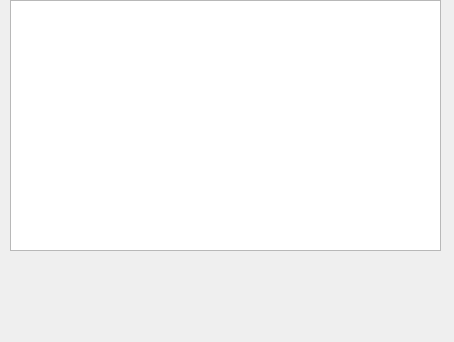
Qt form frontend/kuittiwindow.ui (22kmo-project/group_1) before a commit.
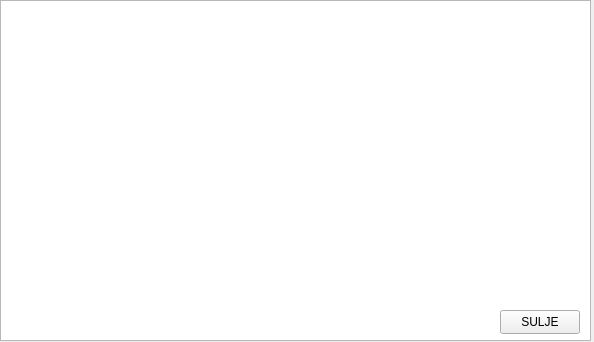
The same form after that commit.

Diff of the .ui file:
```diff
--- a/frontend/kuittiwindow.ui
+++ b/frontend/kuittiwindow.ui
@@ -6,7 +6,7 @@
    <rect>
     <x>0</x>
     <y>0</y>
-    <width>454</width>
+    <width>594</width>
     <height>342</height>
    </rect>
   </property>
@@ -16,11 +16,33 @@
   <widget class="QTableWidget" name="kuittiTable">
    <property name="geometry">
     <rect>
-     <x>10</x>
+     <x>0</x>
      <y>0</y>
-     <width>431</width>
-     <height>251</height>
+     <width>591</width>
+     <height>341</height>
     </rect>
+   </property>
+   <property name="verticalScrollBarPolicy">
+    <enum>Qt::ScrollBarAsNeeded</enum>
+   </property>
+   <property name="horizontalScrollBarPolicy">
+    <enum>Qt::ScrollBarAsNeeded</enum>
+   </property>
+   <property name="sizeAdjustPolicy">
+    <enum>QAbstractScrollArea::AdjustToContents</enum>
+   </property>
+  </widget>
+  <widget class="QPushButton" name="pushButton">
+   <property name="geometry">
+    <rect>
+     <x>500</x>
+     <y>310</y>
+     <width>80</width>
+     <height>24</height>
+    </rect>
+   </property>
+   <property name="text">
+    <string>SULJE</string>
    </property>
   </widget>
  </widget>
```
